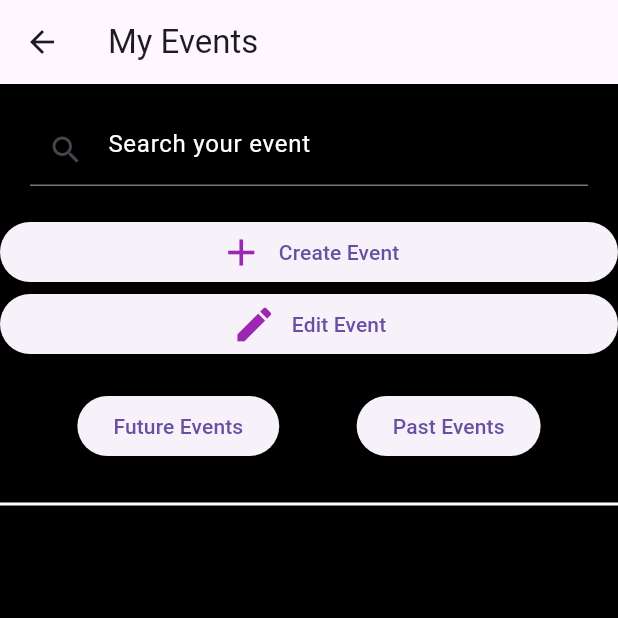
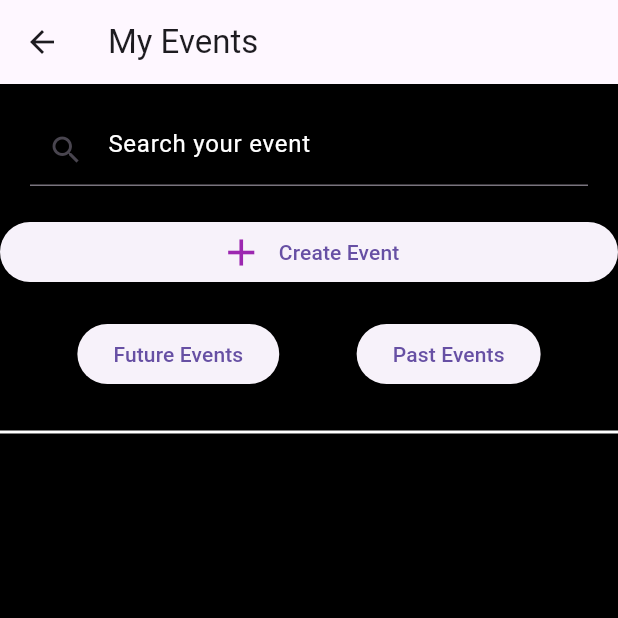
Before and after one commit to hanahumaira/EventHub, a Flutter app: the MyEvent screen opened directly, after a tap on "Past Events", on a phone screen of 412 x 824 dp, the top half of it. Run offline on Flutter 3.47's test engine with Material 3 defaults, Android fonts, the phone set to English and light mode, and no system bars; our stand-ins replace cloud_firestore, firebase_auth, firebase_core, get, image_picker, line_awesome_flutter; accounts and stored records are empty.

Commit message:
Update myevent.dart

```diff
--- a/lib/screen/organiser/myevent.dart
+++ b/lib/screen/organiser/myevent.dart
@@ -1,5 +1,4 @@
 import 'package:eventhub/screen/organiser/create_event.dart';
-import 'package:eventhub/screen/organiser/edit_event.dart';
 import 'package:flutter/material.dart';
 import 'package:intl/intl.dart'; // Import the intl package
 
@@ -72,31 +71,6 @@ class _MyEventState extends State<MyEvent> {
                         ],
                       ),
                     ),
-                      ElevatedButton(
-                      onPressed: () {
-                        Navigator.push(
-                          context,
-                          MaterialPageRoute(
-                              builder: (context) => const EditEventPage(event: 'Merdeka'),),
-                        );
-                      },
-                      child: const Row(
-                        mainAxisAlignment: MainAxisAlignment.center,
-                        children: [
-                          Icon(
-                            Icons.edit,
-                            color: Colors.purple, // Adjust color as needed
-                            size: 30, // Adjust size as needed
-                          ),
-                          SizedBox(
-                              width:
-                                  10), // Adjust spacing between icon and text
-                          Text(
-                            'Edit Event',
-                          ),
-                        ],
-                      ),
-                    ),
 
                     const SizedBox(height: 20),
                     Row(
@@ -123,8 +97,7 @@ class _MyEventState extends State<MyEvent> {
                     const SizedBox(height: 20),
                     const Divider(thickness: 2, color: Colors.white),
                     const SizedBox(height: 20),
-                    buildEventList(
-                        context), // Display events based on selected filter
+                    buildEventList(context), // Display events based on selected filter
                   ],
                 ),
               ),
@@ -192,6 +165,46 @@ class _MyEventState extends State<MyEvent> {
                     style: const TextStyle(color: Colors.black)),
               ],
             ),
+
+            // Delete Event
+            trailing: IconButton(
+              icon: Icon(Icons.delete),
+              onPressed: () {
+                showDialog(
+                  context: context,
+                  builder: (BuildContext context) {
+                    return AlertDialog(
+                      title: Text('Confirm Deletion'),
+                      content:
+                          Text('Are you sure you want to delete this event?'),
+                      actions: <Widget>[
+                        TextButton(
+                          onPressed: () {
+                            Navigator.of(context).pop(); // Close the dialog
+                          },
+                          child: Text('Cancel'),
+                        ),
+                        TextButton(
+                          onPressed: () {
+                            // Implement event deletion logic here
+                            // You can call a function to delete the event from the database
+                            // and remove it from the list
+                            // For example:
+                            // deleteEvent(event); // Assuming you have a function to delete the event
+                            setState(() {
+                              filteredEvents.remove(event);
+                            });
+                            Navigator.of(context).pop(); // Close the dialog
+                          },
+                          child: Text('Delete'),
+                        ),
+                      ],
+                    );
+                  },
+                );
+              },
+            ),
+
             onTap: () {
               // Handle event tap
             },
```
